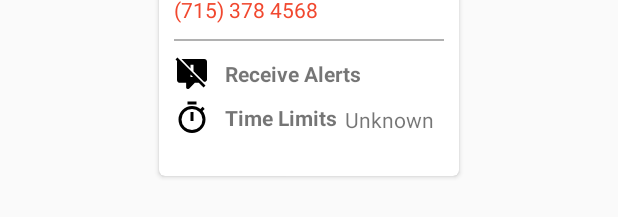
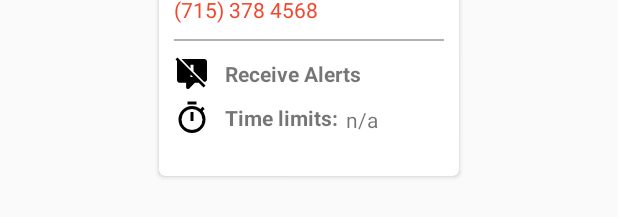
Before and after one commit to leangl/Paladin, an Android app: the layout user_layout.xml on its own in the app's theme, with its tools: preview values and no code run, on a phone screen of 412 x 824 dp. Shown: the part 127-344 px from the top of the screen. Run offline under Robolectric (Android 15) with nearby library versions, the light colour scheme and no system bars.

Commit message:
Mensaje de time limit no seteado

```diff
--- a/app/src/main/res/layout/user_layout.xml
+++ b/app/src/main/res/layout/user_layout.xml
@@ -7,150 +7,148 @@
                 android:orientation="vertical">
 
     <android.support.v7.widget.CardView
+        android:id="@+id/cardview_door"
         xmlns:android="http://schemas.android.com/apk/res/android"
         xmlns:card_view="http://schemas.android.com/apk/res-auto"
-        android:id="@+id/cardview_door"
         android:layout_width="200dp"
         android:layout_height="wrap_content"
+        android:layout_centerHorizontal="true"
+        android:layout_centerVertical="true"
+        android:layout_margin="10dp"
         card_view:cardBackgroundColor="@color/cardview_background"
         card_view:cardCornerRadius="4dp"
         card_view:cardPreventCornerOverlap="false"
         card_view:cardUseCompatPadding="false"
-        card_view:contentPadding="0dp"
-        android:layout_centerVertical="true"
-        android:layout_centerHorizontal="true"
-        android:layout_margin="10dp">
+        card_view:contentPadding="0dp">
 
         <LinearLayout
             android:layout_width="wrap_content"
             android:layout_height="wrap_content"
-            android:orientation="vertical"
             android:layout_alignParentBottom="true"
+            android:layout_alignParentEnd="true"
             android:layout_alignParentRight="true"
-            android:layout_alignParentEnd="true"
-
-            >
-
+            android:orientation="vertical">
 
             <RelativeLayout
                 android:layout_width="match_parent"
                 android:layout_height="wrap_content">
 
                 <LinearLayout
-                    android:orientation="horizontal"
+                    android:id="@+id/linearLayout"
                     android:layout_width="match_parent"
                     android:layout_height="wrap_content"
-                    android:layout_alignParentTop="true"
                     android:layout_alignParentLeft="true"
                     android:layout_alignParentStart="true"
-                    android:id="@+id/linearLayout">
+                    android:layout_alignParentTop="true"
+                    android:orientation="horizontal">
 
                     <TextView
+                        android:id="@+id/textview_user_name"
                         android:layout_width="wrap_content"
                         android:layout_height="wrap_content"
+                        android:layout_marginLeft="10dp"
+                        android:layout_marginTop="10dp"
+                        android:layout_weight="0.2"
+                        android:text="Luke Jhon Obama Keneddy Smith"
                         android:textAppearance="?android:attr/textAppearanceMedium"
-                        android:text="Luke Jhon Obama Keneddy Smith"
-                        android:id="@+id/textview_user_name"
-                        android:layout_weight="0.2"
-                        android:layout_marginTop="10dp"
-                        android:layout_marginLeft="10dp"
                         android:textColor="@color/text_color_bold"
                         android:textStyle="bold"/>
 
                     <ImageView
+                        android:id="@+id/imageview_menu"
                         android:layout_width="wrap_content"
                         android:layout_height="wrap_content"
-                        android:id="@+id/imageview_menu"
                         android:src="@drawable/ic_menu_owerflow"/>
                 </LinearLayout>
 
                 <TextView
+                    android:id="@+id/textview_phone"
                     android:layout_width="wrap_content"
                     android:layout_height="wrap_content"
-                    android:textAppearance="?android:attr/textAppearanceSmall"
-                    android:text="(715) 378 4568"
-                    android:id="@+id/textview_phone"
-                    android:layout_below="@+id/linearLayout"
                     android:layout_alignParentLeft="true"
                     android:layout_alignParentStart="true"
+                    android:layout_below="@+id/linearLayout"
+                    android:layout_marginBottom="10dp"
                     android:layout_marginLeft="10dp"
                     android:layout_marginTop="5dp"
-                    android:layout_marginBottom="10dp"
+                    android:text="(715) 378 4568"
+                    android:textAppearance="?android:attr/textAppearanceSmall"
                     android:textColor="@color/red"/>
 
             </RelativeLayout>
+
             <View
                 android:layout_width="match_parent"
                 android:layout_height="1dp"
-                android:background="@color/user_divider"
                 android:layout_marginLeft="10dp"
-                android:layout_marginRight="10dp"/>
+                android:layout_marginRight="10dp"
+                android:background="@color/user_divider"/>
 
             <RelativeLayout
                 android:layout_width="match_parent"
                 android:layout_height="90dp">
 
                 <ImageView
+                    android:id="@+id/imageview_receive_alerts"
                     android:layout_width="wrap_content"
                     android:layout_height="wrap_content"
-                    android:id="@+id/imageview_receive_alerts"
-                    android:layout_alignParentTop="true"
                     android:layout_alignParentLeft="true"
                     android:layout_alignParentStart="true"
-                    android:src="@drawable/ic_alert_disabled"
+                    android:layout_alignParentTop="true"
                     android:layout_marginLeft="10dp"
-                    android:layout_marginTop="10dp"/>
+                    android:layout_marginTop="10dp"
+                    android:src="@drawable/ic_alert_disabled"/>
 
                 <TextView
+                    android:id="@+id/textView5"
                     android:layout_width="wrap_content"
                     android:layout_height="wrap_content"
+                    android:layout_alignBottom="@+id/imageview_receive_alerts"
+                    android:layout_alignTop="@+id/imageview_receive_alerts"
+                    android:layout_marginLeft="10dp"
+                    android:layout_toEndOf="@+id/imageview_receive_alerts"
+                    android:layout_toRightOf="@+id/imageview_receive_alerts"
+                    android:gravity="center"
+                    android:text="@string/receive_alerts_label"
                     android:textAppearance="?android:attr/textAppearanceSmall"
-                    android:text="@string/receive_alerts_label"
-                    android:id="@+id/textView5"
-                    android:layout_alignTop="@+id/imageview_receive_alerts"
-                    android:layout_toRightOf="@+id/imageview_receive_alerts"
-                    android:layout_toEndOf="@+id/imageview_receive_alerts"
-                    android:layout_marginLeft="10dp"
-                    android:layout_alignBottom="@+id/imageview_receive_alerts"
-                    android:gravity="center"
                     android:textStyle="bold"/>
 
                 <ImageView
+                    android:id="@+id/imageView3"
                     android:layout_width="wrap_content"
                     android:layout_height="wrap_content"
-                    android:id="@+id/imageView3"
-                    android:layout_below="@+id/imageview_receive_alerts"
                     android:layout_alignParentLeft="true"
                     android:layout_alignParentStart="true"
-                    android:src="@drawable/ic_time_limits"
+                    android:layout_below="@+id/imageview_receive_alerts"
                     android:layout_marginLeft="10dp"
-                    android:layout_marginTop="5dp"/>
+                    android:layout_marginTop="5dp"
+                    android:src="@drawable/ic_time_limits"/>
 
                 <TextView
+                    android:id="@+id/textView6"
                     android:layout_width="wrap_content"
                     android:layout_height="wrap_content"
-                    android:textAppearance="?android:attr/textAppearanceSmall"
-                    android:text="@string/time_limits_label"
-                    android:id="@+id/textView6"
-                    android:gravity="center"
-                    android:textStyle="bold"
                     android:layout_alignBottom="@+id/imageView3"
                     android:layout_alignLeft="@+id/textView5"
                     android:layout_alignStart="@+id/textView5"
-                    android:layout_alignTop="@+id/imageView3"/>
+                    android:layout_alignTop="@+id/imageView3"
+                    android:gravity="center"
+                    android:text="@string/time_limits_label"
+                    android:textAppearance="?android:attr/textAppearanceSmall"
+                    android:textStyle="bold"/>
 
                 <TextView
+                    android:id="@+id/textview_time_limits"
                     android:layout_width="wrap_content"
                     android:layout_height="wrap_content"
-                    android:textAppearance="?android:attr/textAppearanceSmall"
-                    android:text="@string/unknown_label"
-                    android:id="@+id/textview_time_limits"
+                    android:layout_alignParentBottom="true"
                     android:layout_alignTop="@+id/textView6"
+                    android:layout_marginLeft="5dp"
                     android:layout_toEndOf="@+id/textView6"
-                    android:layout_alignParentBottom="true"
                     android:layout_toRightOf="@+id/textView6"
-                    android:layout_marginLeft="5dp"
-                    android:paddingTop="3.5dp"/>
+                    android:paddingTop="3.5dp"
+                    android:text="@string/not_available_label"
+                    android:textAppearance="?android:attr/textAppearanceSmall"/>
             </RelativeLayout>
         </LinearLayout>
     </android.support.v7.widget.CardView>
--- a/app/src/main/res/values/strings.xml
+++ b/app/src/main/res/values/strings.xml
@@ -19,6 +19,7 @@
     <string name="close_label">Close:</string>
     <string name="subtile_toolbar">by NANOSPARK</string>
     <string name="unknown_label">Unknown</string>
+    <string name="not_available_label">n/a</string>
     <string name="opened_label">Opened</string>
     <string name="closed_label">Closed</string>
     <string name="start_voice_recognition_msg">Starting voice recognition...</string>
@@ -38,7 +39,7 @@
     <string name="no_record_msg">No records to display</string>
     <string name="door_label">Door</string>
     <string name="receive_alerts_label">Receive Alerts</string>
-    <string name="time_limits_label">Time Limits </string>
+    <string name="time_limits_label">Time limits: </string>
     <string name="start_label">Start: </string>
     <string name="end_label">End: </string>
     <string name="repeat_only_every_day_label">Repeat only every day</string>
```
